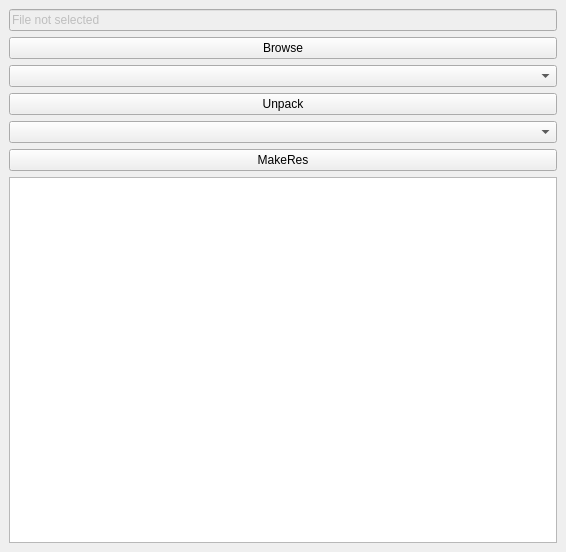
This is RESTool GUI/resources/mainwindow.ui in Romalu86/RESTool as Qt 5 draws it before an edit. The edited form follows.
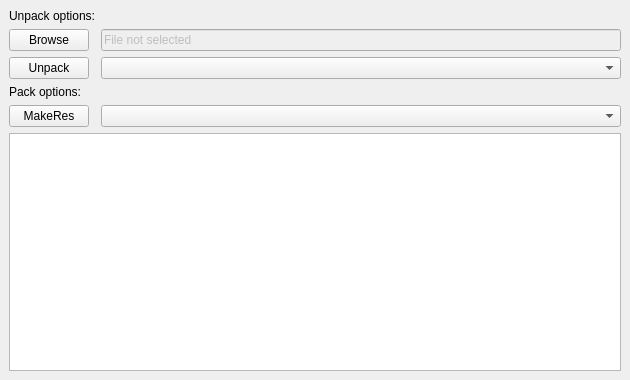
This is the edited form.

Patch:
```diff
--- a/RESTool GUI/resources/mainwindow.ui
+++ b/RESTool GUI/resources/mainwindow.ui
@@ -6,16 +6,23 @@
    <rect>
     <x>0</x>
     <y>0</y>
-    <width>566</width>
-    <height>552</height>
+    <width>630</width>
+    <height>380</height>
    </rect>
   </property>
   <property name="windowTitle">
    <string>RESTool by Romalu86</string>
   </property>
   <widget class="QWidget" name="centralwidget">
-   <layout class="QVBoxLayout" name="verticalLayout">
-    <item>
+   <layout class="QFormLayout" name="formLayout">
+    <item row="1" column="0">
+     <widget class="QPushButton" name="browseButton">
+      <property name="text">
+       <string>Browse</string>
+      </property>
+     </widget>
+    </item>
+    <item row="1" column="1">
      <widget class="QLineEdit" name="filenameLineEdit">
       <property name="enabled">
        <bool>false</bool>
@@ -25,44 +32,51 @@
       </property>
      </widget>
     </item>
-    <item>
-     <widget class="QPushButton" name="browseButton">
-      <property name="text">
-       <string>Browse</string>
-      </property>
-     </widget>
-    </item>
-    <item>
-     <widget class="QComboBox" name="modeComboBox">
-      <property name="editable">
-       <bool>false</bool>
-      </property>
-     </widget>
-    </item>
-    <item>
+    <item row="2" column="0">
      <widget class="QPushButton" name="unpackButton">
       <property name="text">
        <string>Unpack</string>
       </property>
      </widget>
     </item>
-    <item>
-     <widget class="QComboBox" name="packModeComboBox"/>
+    <item row="2" column="1">
+     <widget class="QComboBox" name="modeComboBox">
+      <property name="editable">
+       <bool>false</bool>
+      </property>
+     </widget>
     </item>
-    <item>
+    <item row="4" column="0">
      <widget class="QPushButton" name="makeResButton">
       <property name="text">
        <string>MakeRes</string>
       </property>
      </widget>
     </item>
-    <item>
+    <item row="4" column="1">
+     <widget class="QComboBox" name="packModeComboBox"/>
+    </item>
+    <item row="5" column="0" colspan="2">
      <widget class="QPlainTextEdit" name="debugTextEdit">
       <property name="readOnly">
        <bool>true</bool>
       </property>
      </widget>
     </item>
+    <item row="0" column="0">
+     <widget class="QLabel" name="label">
+      <property name="text">
+       <string>Unpack options:</string>
+      </property>
+     </widget>
+    </item>
+    <item row="3" column="0">
+     <widget class="QLabel" name="label_2">
+      <property name="text">
+       <string>Pack options:</string>
+      </property>
+     </widget>
+    </item>
    </layout>
   </widget>
  </widget>
```
